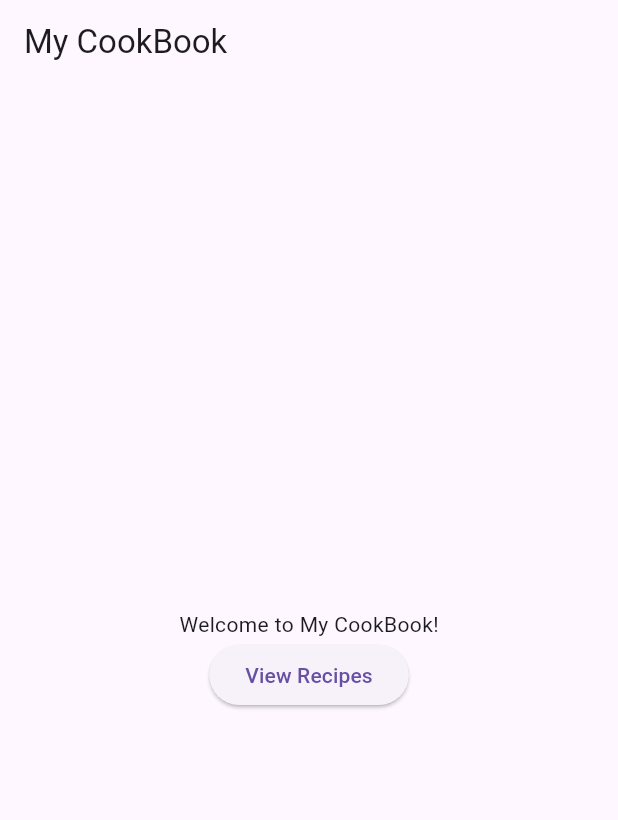
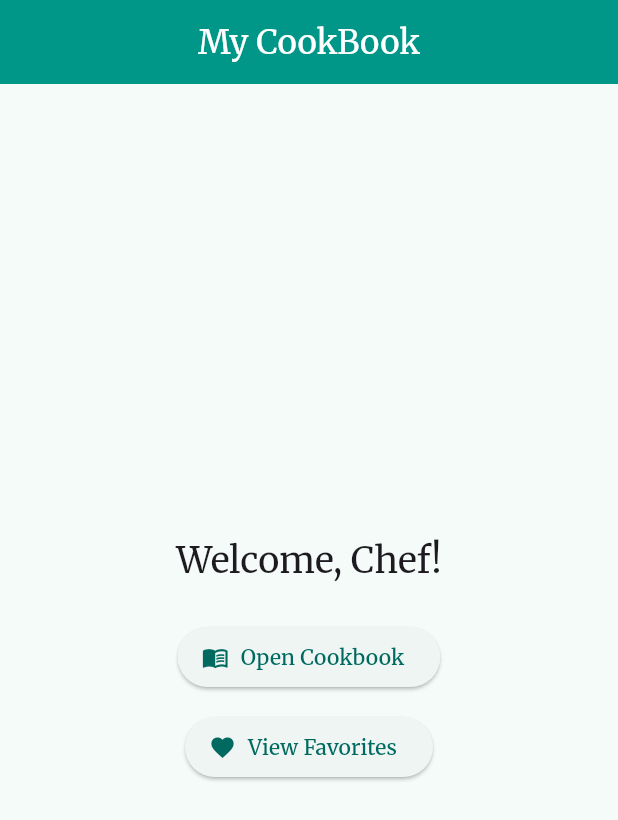
Before and after one commit to h-user-t/C23815403_mobile_final, a Flutter app: the screen it shows after launch, on a phone screen of 412 x 824 dp. Shown: the top 820 px of the screen. Run offline on Flutter 3.47's test engine with Material 3 defaults, Android fonts, the phone set to English and light mode, and no system bars; our stand-ins replace google_fonts.

Commit message:
Final submission

```diff
--- /dev/null
+++ b/hunter_todd_final/lib/home_page.dart
@@ -0,0 +1,33 @@
+import 'package:flutter/material.dart';
+
+class HomePage extends StatelessWidget {
+  const HomePage({super.key});
+
+  @override
+  Widget build(BuildContext context) {
+    return Scaffold(
+      appBar: AppBar(title: const Text('My CookBook')),
+      body: Center(
+        child: Column(
+          mainAxisAlignment: MainAxisAlignment.center,
+          children: [
+            Text('Welcome, Chef!',
+                style: Theme.of(context).textTheme.headlineSmall),
+            const SizedBox(height: 24),
+            ElevatedButton.icon(
+              icon: const Icon(Icons.menu_book),
+              label: const Text('Open Cookbook'),
+              onPressed: () => Navigator.pushNamed(context, '/recipes'),
+            ),
+            const SizedBox(height: 12),
+            ElevatedButton.icon(
+              icon: const Icon(Icons.favorite),
+              label: const Text('View Favorites'),
+              onPressed: () => Navigator.pushNamed(context, '/favorites'),
+            ),
+          ],
+        ),
+      ),
+    );
+  }
+}
--- a/hunter_todd_final/lib/main.dart
+++ b/hunter_todd_final/lib/main.dart
@@ -1,11 +1,12 @@
 import 'package:flutter/material.dart';
-import 'recipes.dart';
+import 'package:google_fonts/google_fonts.dart';
 
-void main() {
-  runApp(const MyCookBook());
-}
+import '/home_page.dart';
+import '/recipe_list_page.dart';
+import '/search_page.dart';
+import '/favorites_page.dart';
 
-
+void main() => runApp(const MyCookBook());
 
 class MyCookBook extends StatelessWidget {
   const MyCookBook({super.key});
@@ -14,44 +15,24 @@ class MyCookBook extends StatelessWidget {
   Widget build(BuildContext context) {
     return MaterialApp(
       title: 'My CookBook',
+      debugShowCheckedModeBanner: false,
       theme: ThemeData(
-        primarySwatch: Colors.blue,
+        useMaterial3: true,
+        colorScheme: ColorScheme.fromSeed(seedColor: Colors.teal),
+        textTheme: GoogleFonts.merriweatherTextTheme(),
+        appBarTheme: const AppBarTheme(
+          centerTitle: true,
+          backgroundColor: Colors.teal,
+          foregroundColor: Colors.white,
+        ),
       ),
-      home: const MyCookBookApp(),
+      initialRoute: '/',
+      routes: {
+        '/':          (_) => const HomePage(),
+        '/recipes':   (_) => const RecipeListPage(),
+        '/search':    (_) => const SearchPage(),
+        '/favorites': (_) => const FavoritesPage(),
+      },
     );
   }
 }
-
-class MyCookBookApp extends StatefulWidget {
-  const MyCookBookApp({super.key});
-
-  @override
-  State<MyCookBookApp> createState() => _MyCookBookAppState();
-}
-
-class _MyCookBookAppState extends State<MyCookBookApp> {
-  @override
-  Widget build(BuildContext context) {
-    return Scaffold(
-      appBar: AppBar(
-        title: const Text('My CookBook'),
-      ),
-      body: Center(
-        child: Column(
-          mainAxisAlignment: MainAxisAlignment.center,
-          children: <Widget>[
-            const Text(
-              'Welcome to My CookBook!',
-            ),
-            ElevatedButton(
-              onPressed: () {
-                Navigator.push(context, MaterialPageRoute(builder: (context) => RecipeList()));
-              },
-              child: const Text('View Recipes'),
-            ),
-          ],
-        ),
-      ),
-    );
-  }
-}
--- a/hunter_todd_final/pubspec.yaml
+++ b/hunter_todd_final/pubspec.yaml
@@ -9,6 +9,8 @@ environment:
 dependencies:
   flutter:
     sdk: flutter
+  http: ^1.3.0
+  google_fonts: ^4.0.3
 
 dev_dependencies:
   flutter_test:
```
Also changed, not shown: hunter_todd_final/lib/api_service.dart (added, +24 -0 lines), hunter_todd_final/lib/customcard.dart (+42 -17 lines), hunter_todd_final/lib/favorites_page.dart (added, +50 -0 lines), hunter_todd_final/lib/favorites_store.dart (added, +21 -0 lines), hunter_todd_final/lib/meal.dart (added, +48 -0 lines), hunter_todd_final/lib/recipe_detail_page.dart (added, +57 -0 lines), hunter_todd_final/lib/recipe_list_page.dart (added, +91 -0 lines), hunter_todd_final/lib/recipes.dart (deleted, +0 -31 lines), hunter_todd_final/lib/search_page.dart (added, +77 -0 lines), hunter_todd_final/pubspec.lock, 1 other file.
